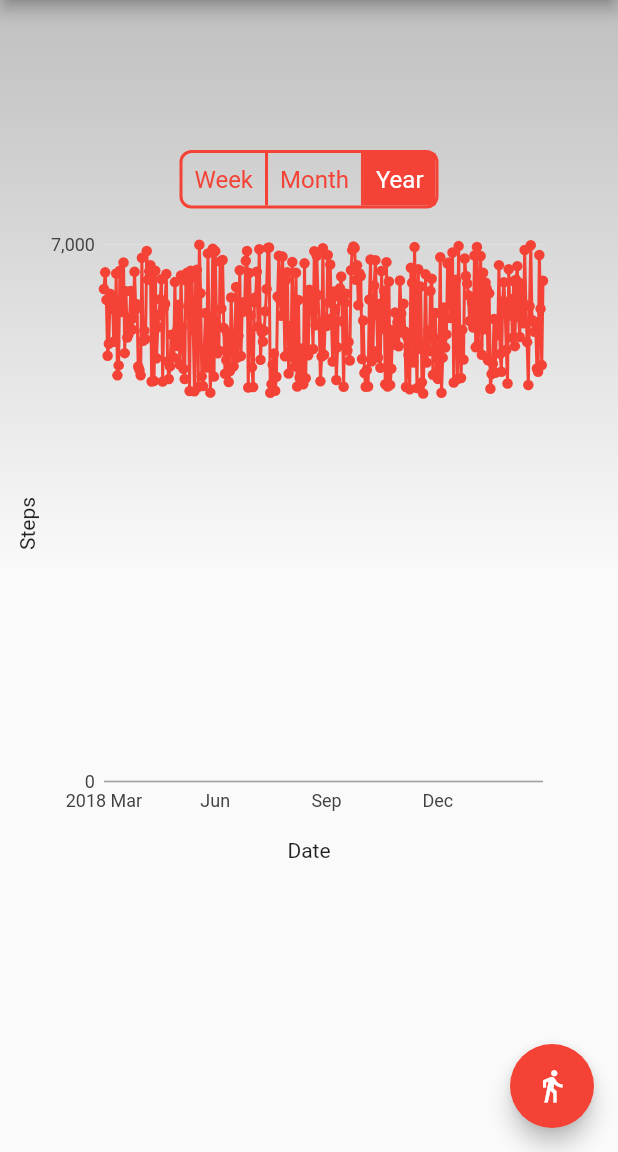
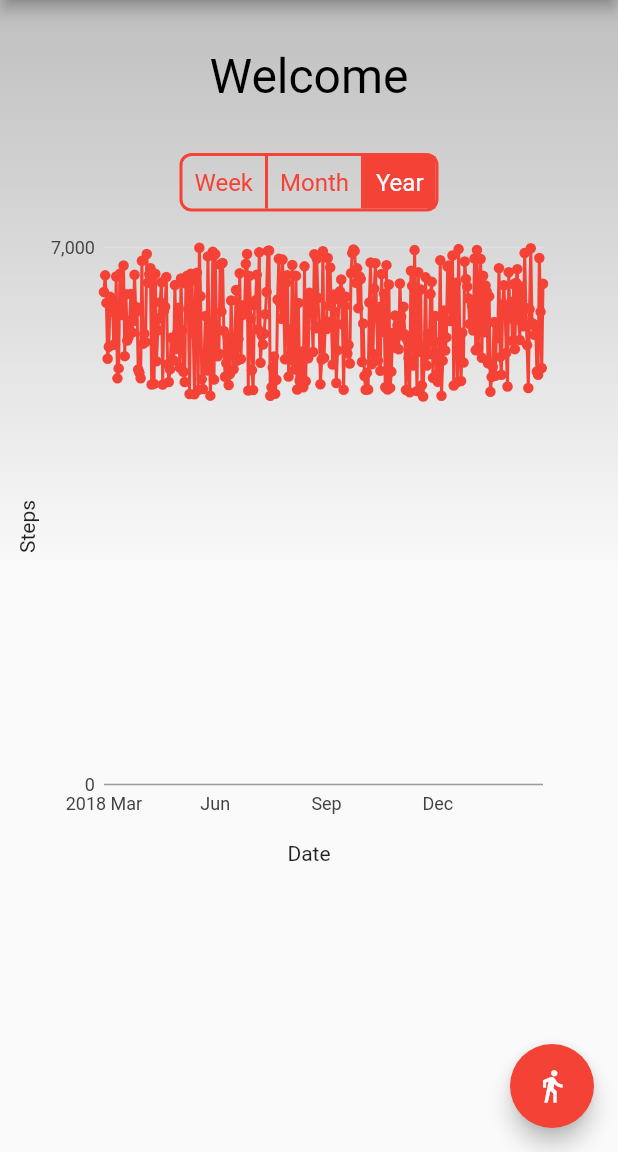
Before and after one commit to christianlegge/shoestep, a Flutter app: the screen it shows after launch, on a phone screen of 412 x 824 dp, the part 84-1236 px from its top. Run offline on Flutter 3.47's test engine with Material 2 defaults, Android fonts, the phone set to English and light mode, and no system bars; our stand-ins replace charts_flutter, flutter_blue, sqflite; accounts and stored records are empty; statements that could not run were skipped.

Commit message:
added welcome fadein

```diff
--- a/lib/home.dart
+++ b/lib/home.dart
@@ -1,4 +1,5 @@
 /// Timeseries chart example
+import 'dart:math';
 import 'package:charts_flutter/flutter.dart' as charts;
 import 'package:flutter/material.dart';
 import 'package:flutter_shoestep/main.dart';
@@ -13,13 +14,26 @@ class HomeScreen extends StatefulWidget {
   State<StatefulWidget> createState() => HomeScreenState();
 }
 
-class HomeScreenState extends State<HomeScreen> {
+class HomeScreenState extends State<HomeScreen> with SingleTickerProviderStateMixin {
 
   bool isConnected = true;
   int selectedDomain = 365;
 
+  Animation<int> fadeInAnim;
+  AnimationController fadeInController;
+
   @override
   void initState() {
+    fadeInController = AnimationController(
+      duration: Duration(seconds: 6), vsync: this
+    );
+    fadeInAnim = IntTween(begin: -100, end: 255).animate(fadeInController)
+    ..addListener(() {
+      setState(() {
+
+      });
+    });
+    fadeInController.forward();
     super.initState();
     WidgetsBinding.instance.addPostFrameCallback((_) =>
         precacheImage(AssetImage('assets/city.png'), context));
@@ -81,8 +95,9 @@ class HomeScreenState extends State<HomeScreen> {
               Center(
                 child: Column(
                   children: <Widget>[
-                    SizedBox(
-                      height: 100.0,
+                    Padding(
+                      padding: EdgeInsets.all(32.0),
+                      child: Text('Welcome', style: TextStyle(fontSize: 32.0, color: Color.fromARGB(max(fadeInAnim.value,0), 0, 0, 0)),),
                     ),
                     _ChartDomainSelector(),
                     Padding(
```
